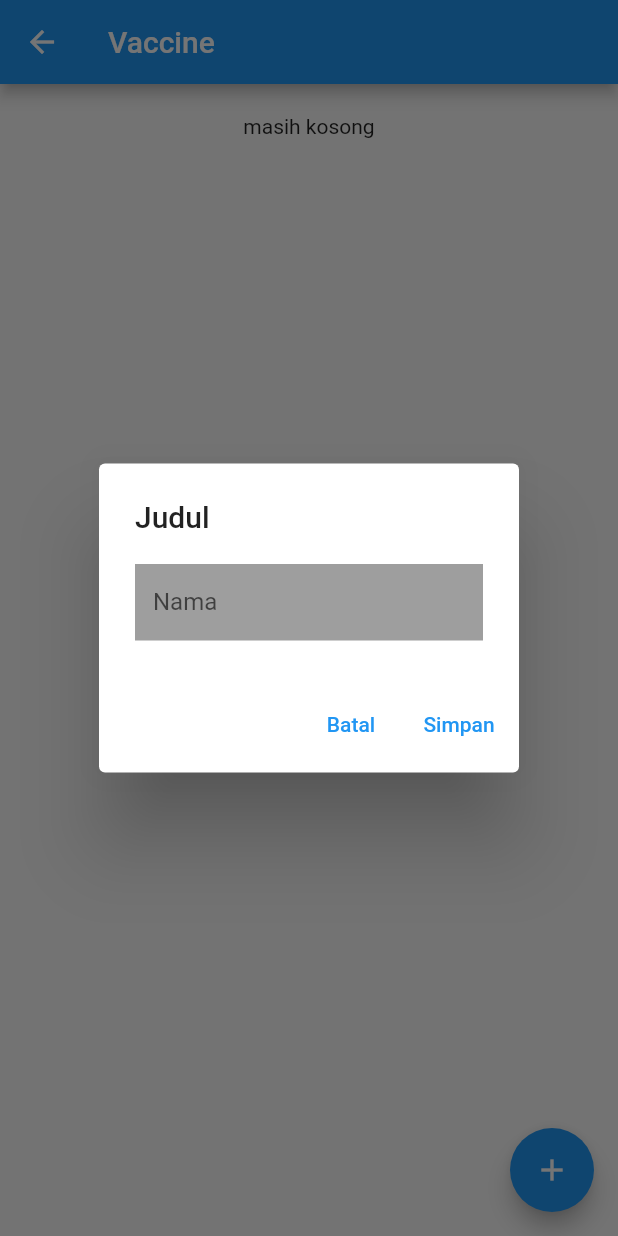
After one commit to syahrulpangestu/Mobile-Kegiatan-1-Modul-1-, a Flutter app: the VaccinePage screen opened directly, after a tap on the "add" icon, on a phone screen of 412 x 824 dp. The commit adds this screen. Run offline on Flutter 3.47's test engine with Material 2 defaults, Android fonts, the phone set to English and light mode, and no system bars; our stand-ins replace firebase_auth, firebase_core, firebase_messaging, flutter_local_notifications, flutter_signin_button, google_sign_in and 2 more; accounts and stored records are empty.

Commit message:
state menagement provider, kurang nampil nik

```diff
--- a/lib/homePage.dart
+++ b/lib/homePage.dart
@@ -4,6 +4,7 @@ import 'package:kegiatan1ab/auth.dart';
 import 'package:kegiatan1ab/getDetail.dart';
 import 'package:kegiatan1ab/getVaccine.dart';
 import 'package:kegiatan1ab/login.dart';
+import 'package:kegiatan1ab/screens/view_screen.dart';
 import 'package:shared_preferences/shared_preferences.dart';
 
 class homePage extends StatefulWidget {
@@ -373,7 +374,9 @@ class _homePageState extends State<homePage> {
                           ElevatedButton(
                             onPressed: () {
                               Navigator.of(context).push(
-                                MaterialPageRoute(builder: (_) => getVaccine()),
+                                // MaterialPageRoute(builder: (_) => getVaccine()),
+                                MaterialPageRoute(
+                                    builder: (_) => VaccinePage()),
                               );
                             },
                             child: Image(
--- /dev/null
+++ b/lib/models/vaccine_model.dart
@@ -0,0 +1,7 @@
+class VaccineModel {
+  final String id;
+  final String nama;
+  final String nik;
+
+  VaccineModel({required this.id, required this.nama, required this.nik});
+}
--- /dev/null
+++ b/lib/providers/vaccine_provider.dart
@@ -0,0 +1,21 @@
+import 'package:flutter/material.dart';
+import '../models/vaccine_model.dart';
+
+class VaccineProvider with ChangeNotifier {
+  List<VaccineModel> _vaccineList = [];
+  List<VaccineModel> get vaccineList => _vaccineList;
+  void addVaccine(VaccineModel vaccine) {
+    _vaccineList.add(vaccine);
+    notifyListeners();
+  }
+
+  void removeVaccine(VaccineModel vaccine) {
+    _vaccineList = vaccineList.where((item) => item.id != vaccine.id).toList();
+    notifyListeners();
+  }
+
+  void updateVaccine(VaccineModel vaccine){
+    _vaccineList[_vaccineList.indexWhere((item) => item.id == vaccine.id)] = vaccine;
+    notifyListeners();
+  }
+}
--- /dev/null
+++ b/lib/screens/view_screen.dart
@@ -0,0 +1,86 @@
+import 'package:flutter/material.dart';
+import 'package:provider/provider.dart';
+import '../providers/vaccine_provider.dart';
+import '../widgets/action_widget.dart';
+
+class VaccinePage extends StatelessWidget {
+  const VaccinePage({Key? key}) : super(key: key);
+
+  @override
+  Widget build(BuildContext context) {
+    return Scaffold(
+      appBar: AppBar(
+        title: const Text('Vaccine'),
+      ),
+      body:
+          Consumer<VaccineProvider>(builder: (context, vaccineProvider, child) {
+        return ListView(
+          padding: const EdgeInsets.all(20.0),
+          children: vaccineProvider.vaccineList.isNotEmpty
+              ? vaccineProvider.vaccineList.map(
+                  (vaccine) {
+                    return Dismissible(
+                      key: Key(vaccine.id),
+                      background: Container(
+                        color: Colors.red,
+                        child: const Center(
+                          child: Text(
+                            'Hapus',
+                            style: TextStyle(
+                              color: Colors.white,
+                              fontWeight: FontWeight.bold,
+                            ),
+                          ),
+                        ),
+                      ),
+                      child: Card(
+                        child: ListTile(
+                          title: Text(vaccine.nama),
+                          onTap: () {
+                            showDialog(
+                              context: context,
+                              builder: (context) {
+                                return ActionWidget(
+                                  nama: 'Nama',
+                                  nik: 'NIK',
+                                  vaccine: vaccine,
+                                );
+                              },
+                            );
+                          },
+                        ),
+                      ),
+                      onDismissed: (direction) {
+                        Provider.of<VaccineProvider>(
+                          context,
+                          listen: false,
+                        ).removeVaccine(vaccine);
+                      },
+                    );
+                  },
+                ).toList()
+              : [
+                  SizedBox(
+                    width: MediaQuery.of(context).size.width,
+                    height: MediaQuery.of(context).size.height,
+                    child: const Text(
+                      "masih kosong",
+                      textAlign: TextAlign.center,
+                    ),
+                  )
+                ],
+        );
+      }),
+      floatingActionButton: FloatingActionButton(
+        onPressed: () {
+          showDialog(
+              context: context,
+              builder: (context) {
+                return const ActionWidget(nama: "Tambah", nik: "123456789");
+              });
+        },
+        child: const Icon(Icons.add),
+      ),
+    );
+  }
+}
--- /dev/null
+++ b/lib/widgets/action_widget.dart
@@ -0,0 +1,93 @@
+import 'package:uuid/uuid.dart';
+import 'package:flutter/material.dart';
+import 'package:provider/provider.dart';
+import '../models/vaccine_model.dart';
+import '../providers/vaccine_provider.dart';
+import '../widgets/detail_widget.dart';
+import '../widgets/action_widget.dart';
+
+class ActionWidget extends StatelessWidget {
+  final String nama;
+  final String nik;
+  final VaccineModel? vaccine;
+  const ActionWidget(
+      {Key? key, required this.nama, required this.nik, this.vaccine})
+      : super(key: key);
+
+  @override
+  Widget build(BuildContext context) {
+    TextEditingController _namaController = TextEditingController();
+    TextEditingController _nikController = TextEditingController();
+    if (vaccine != null) {
+      _namaController.text = vaccine!.nama;
+      _nikController.text = vaccine!.nik;
+    }
+    return AlertDialog(
+      title: const Text('Judul'),
+      content: SingleChildScrollView(
+        child: Column(
+          children: [
+            TextField(
+              controller: _namaController,
+              decoration: const InputDecoration(
+                labelText: 'Nama',
+                border: InputBorder.none,
+                filled: true,
+                isDense: true,
+                fillColor: Colors.grey,
+                hintText: "Masukan Nama",
+              ),
+            )
+          ],
+        ),
+      ),
+      actions: [
+        TextButton(
+          onPressed: () {
+            Navigator.pop(context);
+          },
+          child: const Text('Batal'),
+        ),
+        TextButton(
+          onPressed: () {
+            if (_namaController.text.isEmpty) {
+              showDialog(
+                  context: context,
+                  builder: (context) {
+                    return const AlertDialog(
+                      title: Text('Error'),
+                      content: Text('Nama tidak boleh kosong'),
+                    );
+                  });
+            } else {
+              if (vaccine != null) {
+                Provider.of<VaccineProvider>(
+                  context,
+                  listen: false,
+                ).updateVaccine(
+                  VaccineModel(
+                    id: vaccine!.id,
+                    nama: _namaController.text,
+                    nik: _nikController.text,
+                  ),
+                );
+              } else {
+                const uuid = Uuid();
+
+                Provider.of<VaccineProvider>(context, listen: false).addVaccine(
+                  VaccineModel(
+                      id: uuid.v4(),
+                      nama: _namaController.text,
+                      nik: _nikController.text),
+                );
+              }
+
+              Navigator.pop(context);
+            }
+          },
+          child: const Text('Simpan'),
+        ),
+      ],
+    );
+  }
+}
--- a/pubspec.yaml
+++ b/pubspec.yaml
@@ -29,6 +29,8 @@ environment:
 dependencies:
   flutter:
     sdk: flutter
+  provider: ^6.0.3
+  uuid: ^3.0.6
 
 
   # The following adds the Cupertino Icons font to your application.
```
Also changed, not shown: lib/main.dart (+18 -4 lines), lib/widgets/detail_widget.dart (added, +36 -0 lines), pubspec.lock.
